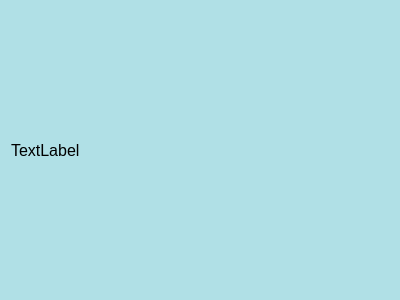
Old version of the form training-diary/aboutprogram.ui in the repository userDymon/training-diary.
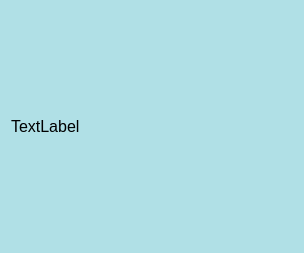
New version of the form.

Patch:
```diff
--- a/training-diary/aboutprogram.ui
+++ b/training-diary/aboutprogram.ui
@@ -6,8 +6,8 @@
    <rect>
     <x>0</x>
     <y>0</y>
-    <width>400</width>
-    <height>300</height>
+    <width>304</width>
+    <height>253</height>
    </rect>
   </property>
   <property name="windowTitle">
```
